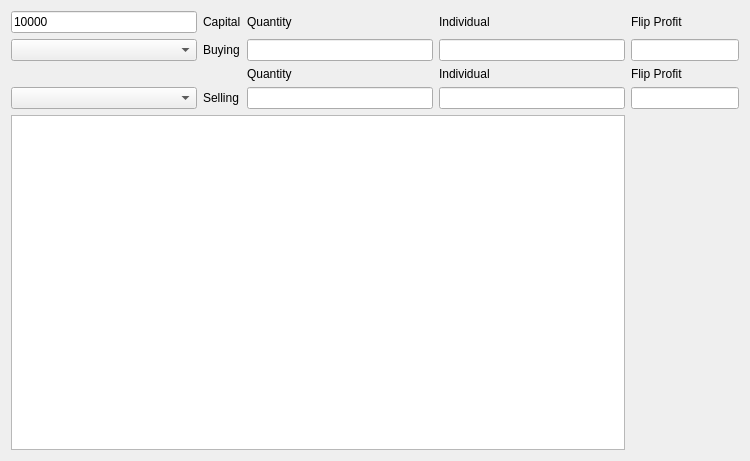
rjbrown2/NWTP, file config/NW_TP3.ui: the form before one commit.
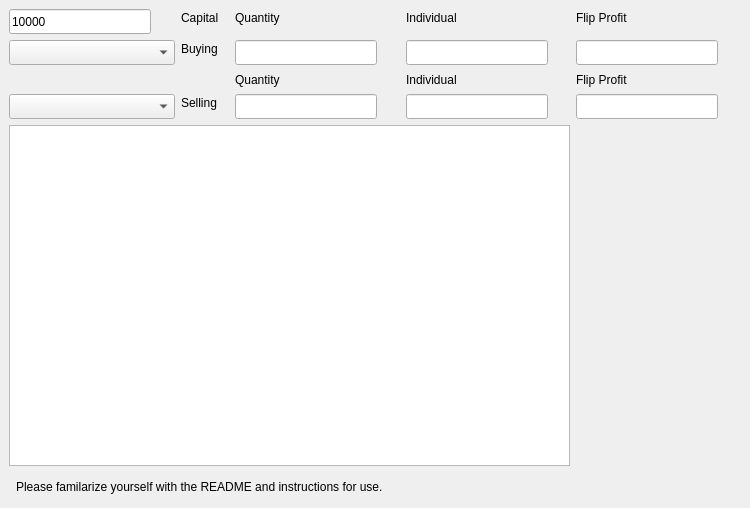
The form after the commit. Icons and pictures are not drawn.

What changed in the file:
```diff
--- a/config/NW_TP3.ui
+++ b/config/NW_TP3.ui
@@ -7,7 +7,7 @@
     <x>0</x>
     <y>0</y>
     <width>750</width>
-    <height>461</height>
+    <height>508</height>
    </rect>
   </property>
   <property name="minimumSize">
@@ -23,16 +23,28 @@
    <iconset>
     <normaloff>../resources/NW-coins-96x.ico</normaloff>../resources/NW-coins-96x.ico</iconset>
   </property>
-  <layout class="QGridLayout" name="gridLayout">
-   <item row="3" column="1">
     <widget class="QLabel" name="sell_label">
+   <property name="geometry">
+    <rect>
+     <x>181</x>
+     <y>94</y>
+     <width>46</width>
+     <height>17</height>
+    </rect>
+   </property>
      <property name="text">
       <string>Selling</string>
      </property>
     </widget>
-   </item>
-   <item row="1" column="0">
     <widget class="QComboBox" name="buy_comboBox">
+   <property name="geometry">
+    <rect>
+     <x>9</x>
+     <y>40</y>
+     <width>166</width>
+     <height>25</height>
+    </rect>
+   </property>
      <item>
       <property name="text">
        <string/>
@@ -274,22 +286,48 @@
       </property>
      </item>
     </widget>
-   </item>
-   <item row="0" column="2">
     <widget class="QLabel" name="buy_quantity_label">
+   <property name="geometry">
+    <rect>
+     <x>235</x>
+     <y>9</y>
+     <width>61</width>
+     <height>17</height>
+    </rect>
+   </property>
      <property name="text">
       <string>Quantity</string>
      </property>
     </widget>
-   </item>
-   <item row="4" column="0" colspan="4">
-    <widget class="QTreeView" name="debugTreeView"/>
-   </item>
-   <item row="1" column="4" colspan="2">
-    <widget class="QLineEdit" name="buyFlip"/>
-   </item>
-   <item row="3" column="0">
+  <widget class="QTreeView" name="debugTreeView">
+   <property name="geometry">
+    <rect>
+     <x>9</x>
+     <y>125</y>
+     <width>561</width>
+     <height>341</height>
+    </rect>
+   </property>
+  </widget>
+  <widget class="QLineEdit" name="buyFlip">
+   <property name="geometry">
+    <rect>
+     <x>576</x>
+     <y>40</y>
+     <width>142</width>
+     <height>25</height>
+    </rect>
+   </property>
+  </widget>
     <widget class="QComboBox" name="sell_comboBox">
+   <property name="geometry">
+    <rect>
+     <x>9</x>
+     <y>94</y>
+     <width>166</width>
+     <height>25</height>
+    </rect>
+   </property>
      <item>
       <property name="text">
        <string/>
@@ -416,84 +454,172 @@
       </property>
      </item>
     </widget>
-   </item>
-   <item row="2" column="2">
     <widget class="QLabel" name="sell_quantity_label">
+   <property name="geometry">
+    <rect>
+     <x>235</x>
+     <y>71</y>
+     <width>61</width>
+     <height>17</height>
+    </rect>
+   </property>
      <property name="text">
       <string>Quantity</string>
      </property>
     </widget>
-   </item>
-   <item row="3" column="2">
-    <widget class="QLineEdit" name="sellQuantity"/>
-   </item>
-   <item row="2" column="3">
+  <widget class="QLineEdit" name="sellQuantity">
+   <property name="geometry">
+    <rect>
+     <x>235</x>
+     <y>94</y>
+     <width>142</width>
+     <height>25</height>
+    </rect>
+   </property>
+  </widget>
     <widget class="QLabel" name="sell_individual_label">
+   <property name="geometry">
+    <rect>
+     <x>406</x>
+     <y>71</y>
+     <width>66</width>
+     <height>17</height>
+    </rect>
+   </property>
      <property name="text">
       <string>Individual</string>
      </property>
     </widget>
-   </item>
-   <item row="0" column="1">
     <widget class="QLabel" name="capital_label">
+   <property name="geometry">
+    <rect>
+     <x>181</x>
+     <y>9</y>
+     <width>48</width>
+     <height>17</height>
+    </rect>
+   </property>
      <property name="text">
       <string>Capital</string>
      </property>
     </widget>
-   </item>
-   <item row="1" column="2">
     <widget class="QLineEdit" name="buyQuantity">
+   <property name="geometry">
+    <rect>
+     <x>235</x>
+     <y>40</y>
+     <width>142</width>
+     <height>25</height>
+    </rect>
+   </property>
      <property name="text">
       <string/>
      </property>
     </widget>
-   </item>
-   <item row="2" column="4" colspan="2">
     <widget class="QLabel" name="sell_flip_label">
+   <property name="geometry">
+    <rect>
+     <x>576</x>
+     <y>71</y>
+     <width>68</width>
+     <height>17</height>
+    </rect>
+   </property>
      <property name="text">
       <string>Flip Profit</string>
      </property>
     </widget>
-   </item>
-   <item row="1" column="3">
-    <widget class="QLineEdit" name="buyIndividual"/>
-   </item>
-   <item row="0" column="4" colspan="2">
+  <widget class="QLineEdit" name="buyIndividual">
+   <property name="geometry">
+    <rect>
+     <x>406</x>
+     <y>40</y>
+     <width>142</width>
+     <height>25</height>
+    </rect>
+   </property>
+  </widget>
     <widget class="QLabel" name="buy_flip_label">
+   <property name="geometry">
+    <rect>
+     <x>576</x>
+     <y>9</y>
+     <width>68</width>
+     <height>17</height>
+    </rect>
+   </property>
      <property name="text">
       <string>Flip Profit</string>
      </property>
     </widget>
-   </item>
-   <item row="3" column="4" colspan="2">
-    <widget class="QLineEdit" name="sellFlip"/>
-   </item>
-   <item row="1" column="1">
+  <widget class="QLineEdit" name="sellFlip">
+   <property name="geometry">
+    <rect>
+     <x>576</x>
+     <y>94</y>
+     <width>142</width>
+     <height>25</height>
+    </rect>
+   </property>
+  </widget>
     <widget class="QLabel" name="buy_label">
+   <property name="geometry">
+    <rect>
+     <x>181</x>
+     <y>40</y>
+     <width>47</width>
+     <height>17</height>
+    </rect>
+   </property>
      <property name="text">
       <string>Buying</string>
      </property>
     </widget>
-   </item>
-   <item row="0" column="3">
     <widget class="QLabel" name="buy_individual_label">
+   <property name="geometry">
+    <rect>
+     <x>406</x>
+     <y>9</y>
+     <width>66</width>
+     <height>17</height>
+    </rect>
+   </property>
      <property name="text">
       <string>Individual</string>
      </property>
     </widget>
-   </item>
-   <item row="3" column="3">
-    <widget class="QLineEdit" name="sellIndividual"/>
-   </item>
-   <item row="0" column="0">
+  <widget class="QLineEdit" name="sellIndividual">
+   <property name="geometry">
+    <rect>
+     <x>406</x>
+     <y>94</y>
+     <width>142</width>
+     <height>25</height>
+    </rect>
+   </property>
+  </widget>
     <widget class="QLineEdit" name="Capital">
+   <property name="geometry">
+    <rect>
+     <x>9</x>
+     <y>9</y>
+     <width>142</width>
+     <height>25</height>
+    </rect>
+   </property>
      <property name="text">
       <string>10000</string>
      </property>
     </widget>
-   </item>
-   <item row="4" column="4" colspan="2">
     <widget class="QLabel" name="label">
+   <property name="geometry">
+    <rect>
+     <x>576</x>
+     <y>125</y>
+     <width>161</width>
+     <height>341</height>
+    </rect>
+   </property>
      <property name="text">
       <string/>
      </property>
@@ -507,8 +633,19 @@
       <set>Qt::AlignCenter</set>
      </property>
     </widget>
-   </item>
-  </layout>
+  <widget class="QLabel" name="text_info">
+   <property name="geometry">
+    <rect>
+     <x>16</x>
+     <y>477</y>
+     <width>721</width>
+     <height>20</height>
+    </rect>
+   </property>
+   <property name="text">
+    <string>Please familarize yourself with the README and instructions for use.  </string>
+   </property>
+  </widget>
  </widget>
  <resources/>
  <connections/>
```
Lines whose indentation alone changed are shown as unchanged.
